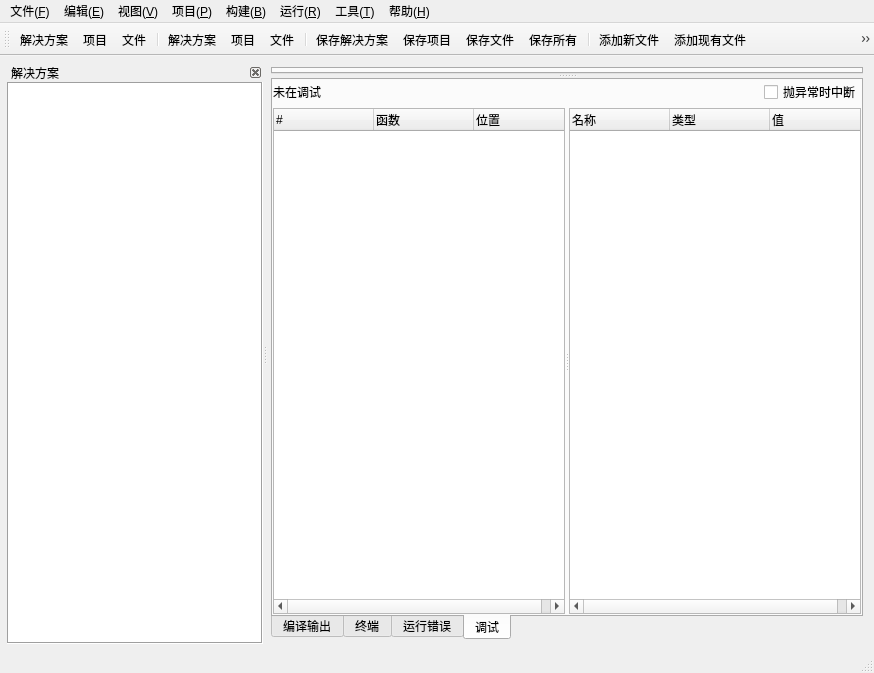
dliting/nlang, file src/tools/nide/ui/MainWindow.ui: the form before one commit.
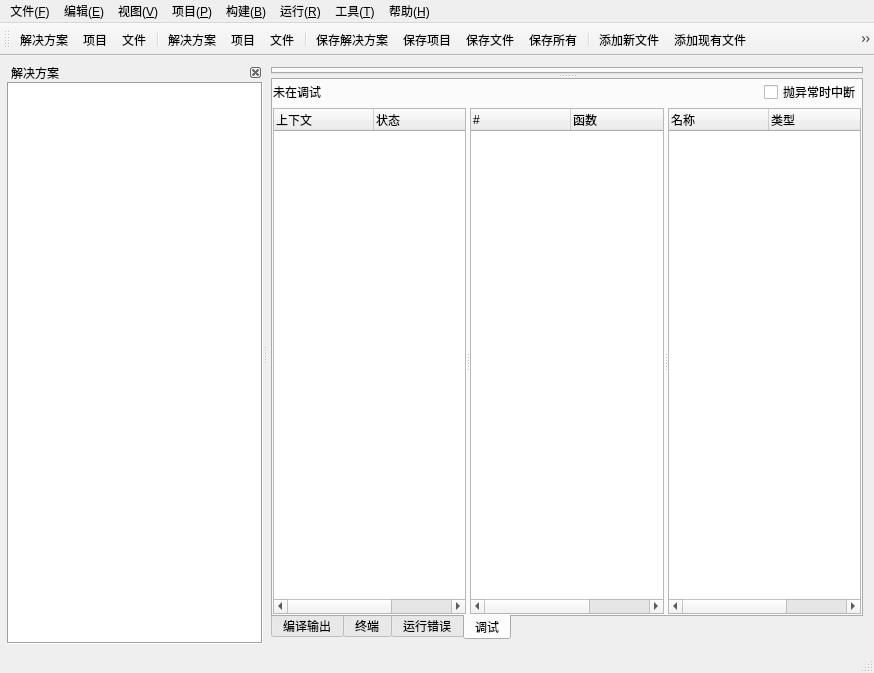
The form after the commit. The open tabs and pages were chosen to show the change. Icons and pictures are not drawn. Custom widgets are drawn as their Qt base class.

Commit message: feat(ide): three-pane multi-context debug page (K5 task 4)

What changed in the file:
```diff
--- a/src/tools/nide/ui/MainWindow.ui
+++ b/src/tools/nide/ui/MainWindow.ui
@@ -294,6 +294,29 @@
                <property name="orientation">
                 <enum>Qt::Horizontal</enum>
                </property>
+               <widget class="QTreeWidget" name="tvwDebugContexts">
+                <property name="columnCount">
+                 <number>3</number>
+                </property>
+                <attribute name="headerVisible">
+                 <bool>true</bool>
+                </attribute>
+                <column>
+                 <property name="text">
+                  <string>上下文</string>
+                 </property>
+                </column>
+                <column>
+                 <property name="text">
+                  <string>状态</string>
+                 </property>
+                </column>
+                <column>
+                 <property name="text">
+                  <string>位置</string>
+                 </property>
+                </column>
+               </widget>
                <widget class="QTreeWidget" name="tvwDebugStack">
                 <property name="columnCount">
                  <number>3</number>
```
The commit also changes 8 other files.
